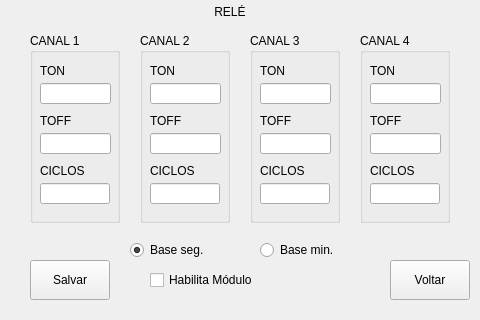
Renatoyyz/fonte-controlada, file View/config_canal_rele.ui: the form before one commit.
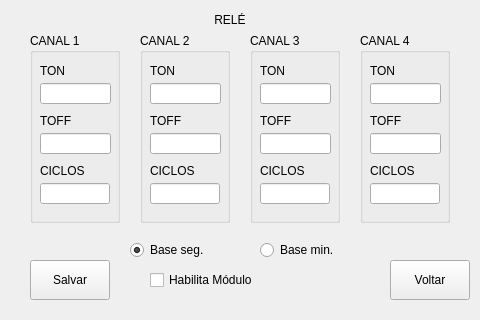
The form after the commit.

Commit message: Interface visual

Diff of the .ui file:
```diff
--- a/View/config_canal_rele.ui
+++ b/View/config_canal_rele.ui
@@ -17,9 +17,9 @@
    <property name="geometry">
     <rect>
      <x>200</x>
-     <y>3</y>
+     <y>10</y>
      <width>60</width>
-     <height>19</height>
+     <height>20</height>
     </rect>
    </property>
    <property name="text">
```
The commit also changes 2 other files.
